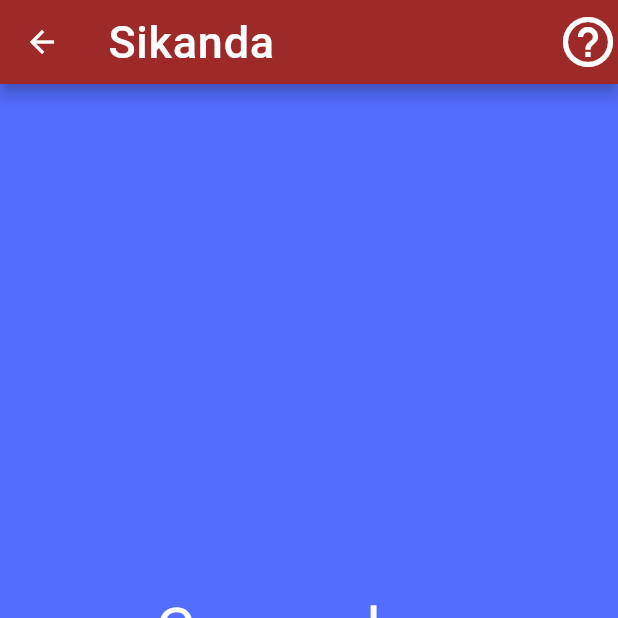
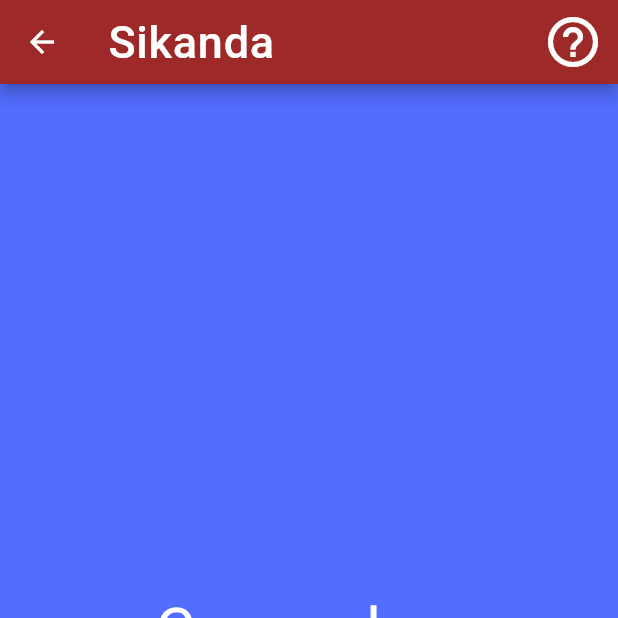
Before and after one commit to juan-bot/Sikanda-DSC, a Flutter app: the Rompecabezas screen opened directly, on a phone screen of 412 x 824 dp, the top half of it. Run offline on Flutter 3.47's test engine with Material 2 defaults, Android fonts, the phone set to English and light mode, and no system bars; our stand-ins replace audioplayers, google_fonts; missing offline and left inert: achievement_view, floating_text, splash_screen_view.

Commit message:
appBar v.2

```diff
--- a/lib/BaseAppBar.dart
+++ b/lib/BaseAppBar.dart
@@ -15,7 +15,9 @@ import 'ContenidoIdioma/Intrucciones.dart';
             letterSpacing: 0.5,
           )),
       actions: <Widget>[
-          IconButton(
+          Padding(padding:const EdgeInsets.only(right: 10.0),
+          child:IconButton(
+
             icon: Icon(
               Icons.help_outline,
               size: 40,
@@ -28,7 +30,7 @@ import 'ContenidoIdioma/Intrucciones.dart';
               else
               _showMyDialogtext(context, i);
             },
-          )
+          ))
         ]
     );
   }
```
